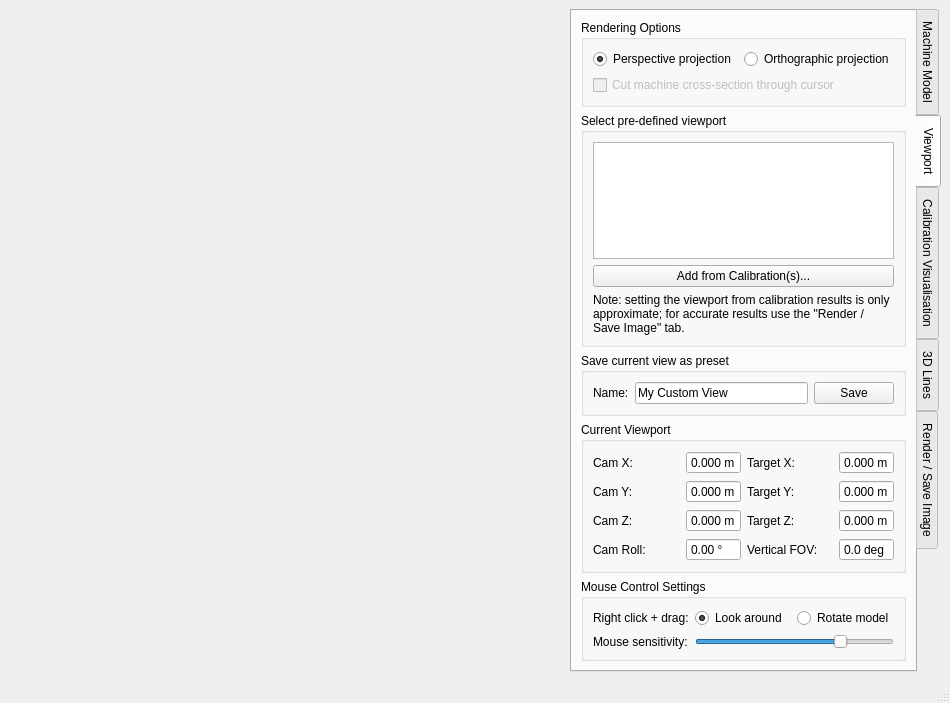
Old version of the form calcam/gui/viewer.ui in the repository euratom-software/calcam.
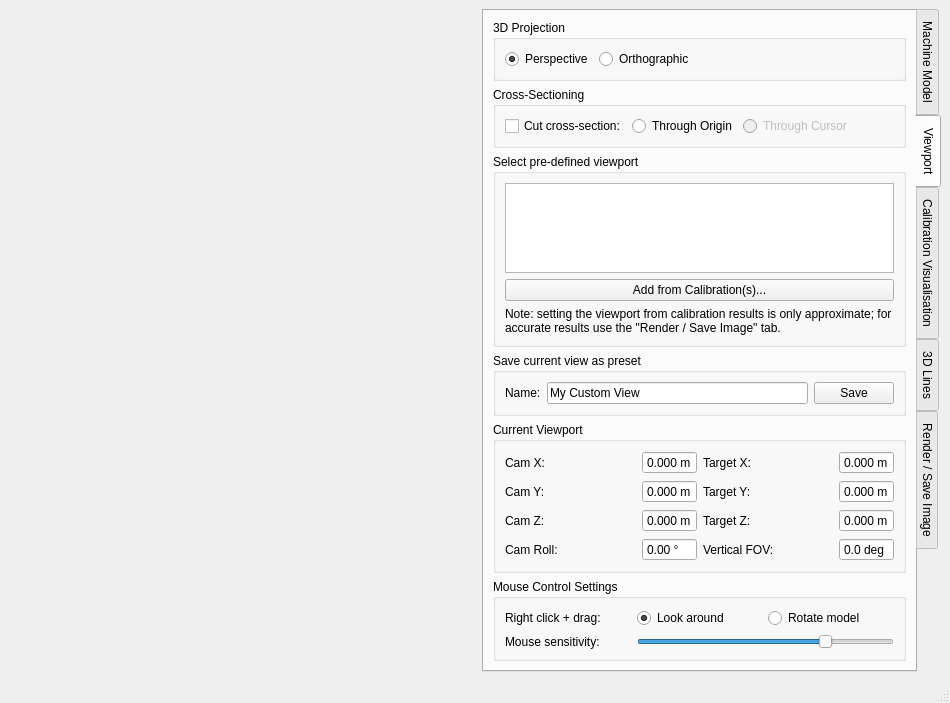
New version of the form. The open tabs and pages were chosen to show the change.

Commit message: Improve cleverness of cross-sectioning; tweaks to input handling and related bug fixes.

What changed in the file:
```diff
--- a/calcam/gui/viewer.ui
+++ b/calcam/gui/viewer.ui
@@ -370,38 +370,90 @@
        </attribute>
        <layout class="QVBoxLayout" name="verticalLayout_3">
         <item>
-         <widget class="QGroupBox" name="groupBox_8">
+         <widget class="QGroupBox" name="groupBox_11">
           <property name="title">
-           <string>Rendering Options</string>
+           <string>3D Projection</string>
           </property>
-          <layout class="QGridLayout" name="gridLayout_14">
-           <item row="0" column="0">
+          <layout class="QHBoxLayout" name="horizontalLayout">
+           <item>
             <widget class="QRadioButton" name="proj_perspective">
              <property name="text">
-              <string>Perspective projection</string>
+              <string>Perspective</string>
              </property>
              <property name="checked">
               <bool>true</bool>
              </property>
             </widget>
            </item>
-           <item row="0" column="1">
+           <item>
             <widget class="QRadioButton" name="proj_orthographic">
              <property name="text">
-              <string>Orthographic projection</string>
+              <string>Orthographic</string>
              </property>
             </widget>
            </item>
-           <item row="1" column="0" colspan="2">
+           <item>
+            <spacer name="horizontalSpacer_7">
+             <property name="orientation">
+              <enum>Qt::Horizontal</enum>
+             </property>
+             <property name="sizeHint" stdset="0">
+              <size>
+               <width>40</width>
+               <height>20</height>
+              </size>
+             </property>
+            </spacer>
+           </item>
+          </layout>
+         </widget>
+        </item>
+        <item>
+         <widget class="QGroupBox" name="groupBox_8">
+          <property name="title">
+           <string>Cross-Sectioning</string>
+          </property>
+          <layout class="QHBoxLayout" name="horizontalLayout_5">
+           <item>
             <widget class="QCheckBox" name="xsection_checkbox">
              <property name="enabled">
+              <bool>true</bool>
+             </property>
+             <property name="text">
+              <string>Cut cross-section:</string>
+             </property>
+            </widget>
+           </item>
+           <item>
+            <widget class="QRadioButton" name="xsection_origin">
+             <property name="text">
+              <string>Through Origin</string>
+             </property>
+            </widget>
+           </item>
+           <item>
+            <widget class="QRadioButton" name="xsection_cursor">
+             <property name="enabled">
               <bool>false</bool>
              </property>
              <property name="text">
-              <string>Cut machine cross-section through cursor</string>
+              <string>Through Cursor</string>
              </property>
             </widget>
            </item>
+           <item>
+            <spacer name="horizontalSpacer_6">
+             <property name="orientation">
+              <enum>Qt::Horizontal</enum>
+             </property>
+             <property name="sizeHint" stdset="0">
+              <size>
+               <width>40</width>
+               <height>20</height>
+              </size>
+             </property>
+            </spacer>
+           </item>
           </layout>
          </widget>
         </item>
```
Left out of the diff: 6 changed lines with no effect on the pictures. The commit also changes 3 other files.
